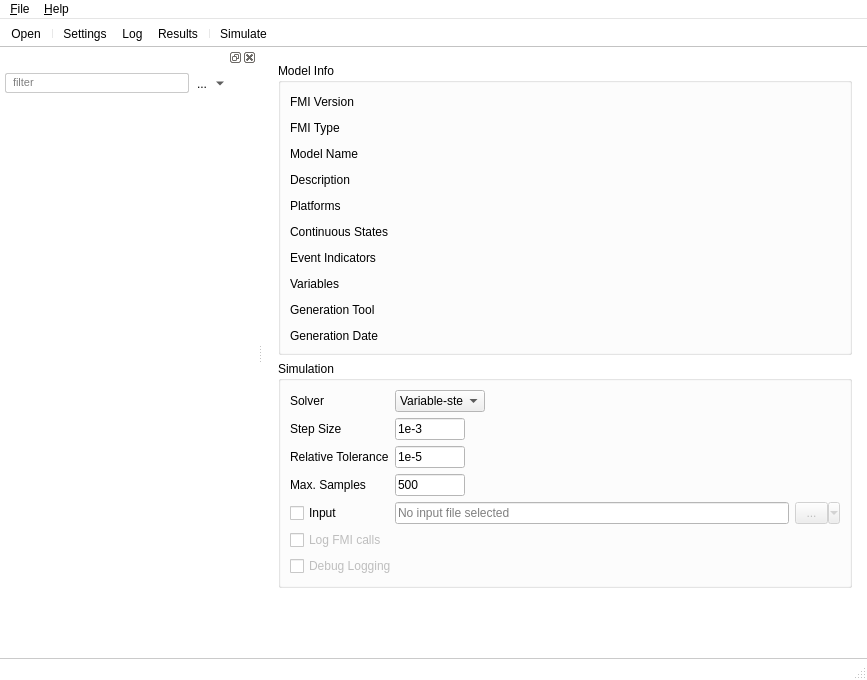
Above: fmpy/gui/forms/MainWindow.ui from CATIA-Systems/FMPy before the change. Below: the same form after it.
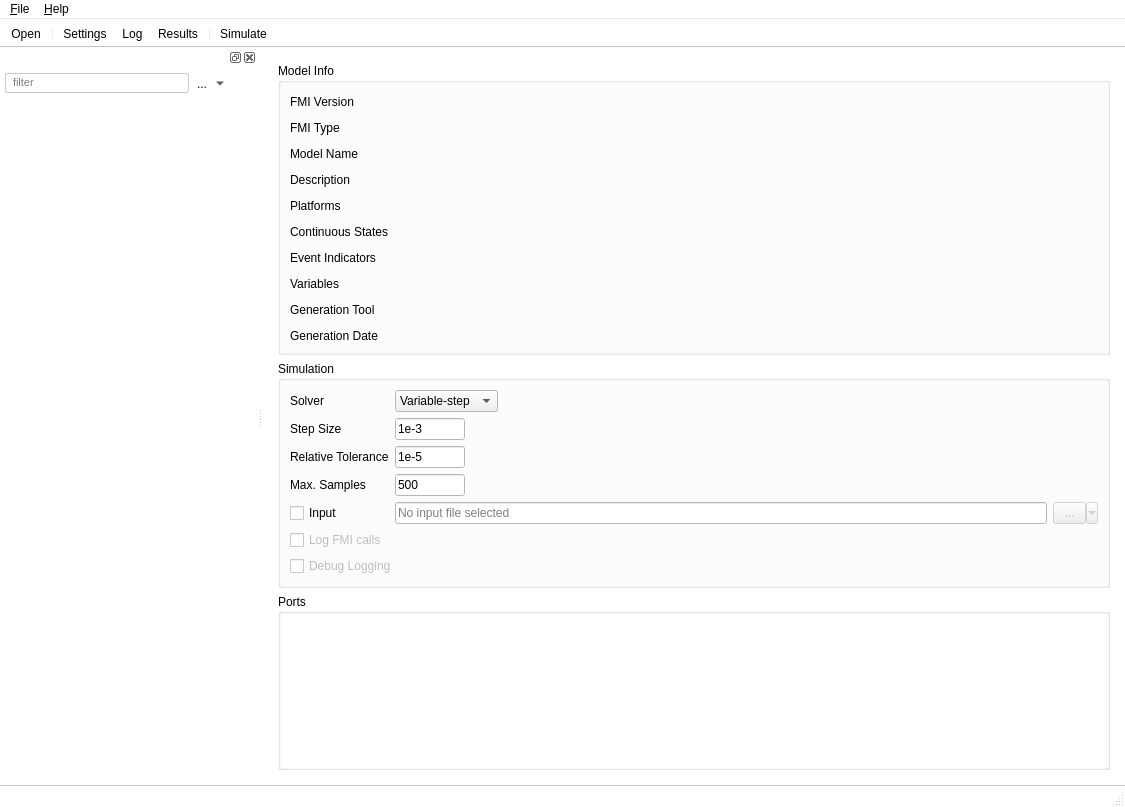
That is the form after the change. The open tabs and pages were chosen to show the change. Icons and pictures are not drawn. Custom widgets are drawn as their Qt base class.

Commit message: Add graphical representation of the FMU's ports to settings page [skip ci]

What changed in the file:
```diff
--- a/fmpy/gui/forms/MainWindow.ui
+++ b/fmpy/gui/forms/MainWindow.ui
@@ -6,8 +6,8 @@
    <rect>
     <x>0</x>
     <y>0</y>
-    <width>867</width>
-    <height>680</height>
+    <width>1125</width>
+    <height>807</height>
    </rect>
   </property>
   <property name="palette">
@@ -928,17 +928,35 @@
          </widget>
         </item>
         <item>
-         <spacer name="verticalSpacer">
-          <property name="orientation">
-           <enum>Qt::Vertical</enum>
+         <widget class="QGroupBox" name="portsGroupBox">
+          <property name="title">
+           <string>Ports</string>
           </property>
-          <property name="sizeHint" stdset="0">
-           <size>
-            <width>20</width>
-            <height>40</height>
-           </size>
+          <property name="flat">
+           <bool>true</bool>
           </property>
-         </spacer>
+          <layout class="QVBoxLayout" name="verticalLayout_4">
+           <property name="leftMargin">
+            <number>0</number>
+           </property>
+           <property name="topMargin">
+            <number>0</number>
+           </property>
+           <property name="rightMargin">
+            <number>0</number>
+           </property>
+           <property name="bottomMargin">
+            <number>0</number>
+           </property>
+           <item>
+            <widget class="QGraphicsView" name="graphicsView">
+             <property name="frameShape">
+              <enum>QFrame::NoFrame</enum>
+             </property>
+            </widget>
+           </item>
+          </layout>
+         </widget>
         </item>
        </layout>
       </widget>
@@ -1163,7 +1181,7 @@
     <rect>
      <x>0</x>
      <y>0</y>
-     <width>867</width>
+     <width>1125</width>
      <height>21</height>
     </rect>
    </property>
```
The commit also changes 1 other file.
